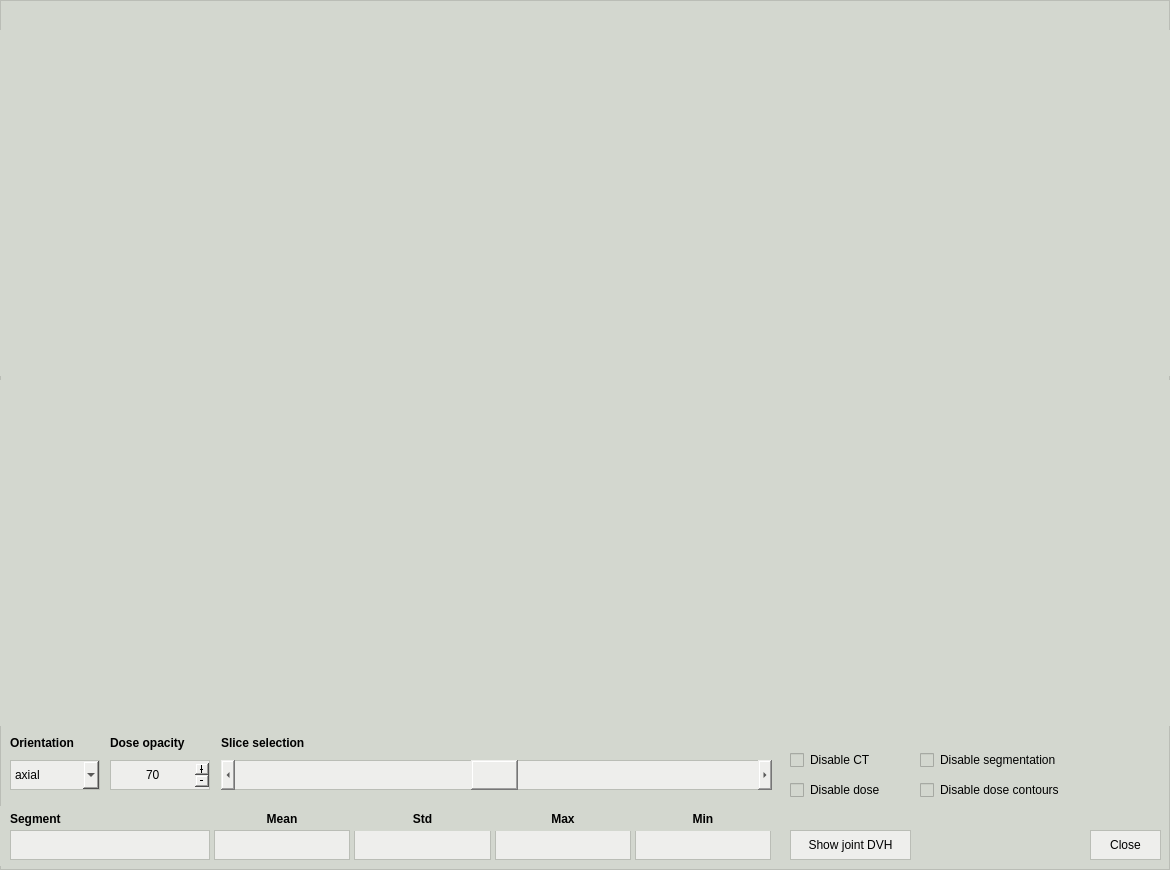
First picture: the form in pyanno4rt/gui/designs/compare_window.ui, repository pyanno4rt/pyanno4rt, before the edit.
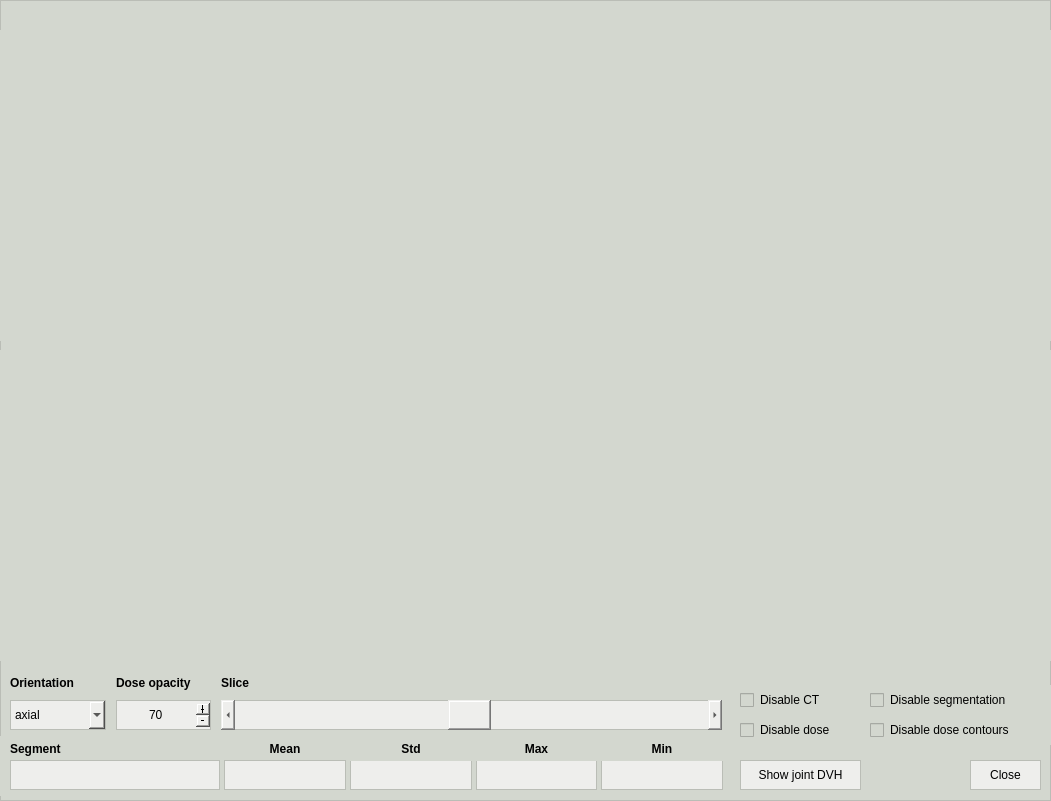
Second picture: the form after the edit.

Commit message: Updated main window icons, added orientation parameter to viewer, adapted compare window

The edit to the form file:
```diff
--- a/pyanno4rt/gui/designs/compare_window.ui
+++ b/pyanno4rt/gui/designs/compare_window.ui
@@ -9,20 +9,20 @@
    <rect>
     <x>0</x>
     <y>0</y>
-    <width>1170</width>
-    <height>870</height>
+    <width>1051</width>
+    <height>801</height>
    </rect>
   </property>
   <property name="minimumSize">
    <size>
-    <width>1170</width>
-    <height>870</height>
+    <width>1040</width>
+    <height>801</height>
    </size>
   </property>
   <property name="maximumSize">
    <size>
     <width>1170</width>
-    <height>870</height>
+    <height>801</height>
    </size>
   </property>
   <property name="windowTitle">
@@ -42,8 +42,8 @@
    <widget class="QPushButton" name="close_compare_pbutton">
     <property name="geometry">
      <rect>
-      <x>1090</x>
-      <y>830</y>
+      <x>970</x>
+      <y>760</y>
       <width>71</width>
       <height>30</height>
      </rect>
@@ -66,8 +66,8 @@
      <rect>
       <x>0</x>
       <y>30</y>
-      <width>390</width>
-      <height>346</height>
+      <width>351</width>
+      <height>311</height>
      </rect>
     </property>
     <property name="styleSheet">
@@ -103,8 +103,8 @@
     <property name="geometry">
      <rect>
       <x>221</x>
-      <y>760</y>
-      <width>551</width>
+      <y>700</y>
+      <width>501</width>
       <height>30</height>
      </rect>
     </property>
@@ -142,10 +142,10 @@
    <widget class="QWidget" name="reference_dose_widget" native="true">
     <property name="geometry">
      <rect>
-      <x>390</x>
+      <x>350</x>
       <y>30</y>
-      <width>390</width>
-      <height>346</height>
+      <width>351</width>
+      <height>311</height>
      </rect>
     </property>
     <property name="styleSheet">
@@ -182,7 +182,7 @@
      <rect>
       <x>10</x>
       <y>10</y>
-      <width>371</width>
+      <width>331</width>
       <height>25</height>
      </rect>
     </property>
@@ -214,9 +214,9 @@
    <widget class="QLabel" name="reference_label">
     <property name="geometry">
      <rect>
-      <x>400</x>
+      <x>360</x>
       <y>10</y>
-      <width>371</width>
+      <width>331</width>
       <height>25</height>
      </rect>
     </property>
@@ -249,8 +249,8 @@
     <property name="geometry">
      <rect>
       <x>221</x>
-      <y>730</y>
-      <width>118</width>
+      <y>670</y>
+      <width>121</width>
       <height>25</height>
      </rect>
     </property>
@@ -276,27 +276,27 @@
      <string notr="true">border: 0px;</string>
     </property>
     <property name="text">
-     <string>Slice selection</string>
+     <string>Slice</string>
     </property>
    </widget>
    <widget class="QLabel" name="opacity_label">
     <property name="geometry">
      <rect>
-      <x>110</x>
-      <y>730</y>
-      <width>111</width>
+      <x>116</x>
+      <y>670</y>
+      <width>101</width>
       <height>25</height>
      </rect>
     </property>
     <property name="minimumSize">
      <size>
-      <width>0</width>
+      <width>101</width>
       <height>25</height>
      </size>
     </property>
     <property name="maximumSize">
      <size>
-      <width>16777215</width>
+      <width>101</width>
       <height>25</height>
      </size>
     </property>
@@ -316,21 +316,21 @@
    <widget class="QSpinBox" name="opacity_sbox">
     <property name="geometry">
      <rect>
-      <x>110</x>
-      <y>760</y>
-      <width>106</width>
+      <x>116</x>
+      <y>700</y>
+      <width>101</width>
       <height>30</height>
      </rect>
     </property>
     <property name="minimumSize">
      <size>
-      <width>106</width>
+      <width>101</width>
       <height>30</height>
      </size>
     </property>
     <property name="maximumSize">
      <size>
-      <width>106</width>
+      <width>101</width>
       <height>30</height>
      </size>
     </property>
@@ -359,8 +359,8 @@
    <widget class="QLabel" name="slice_selection_pos">
     <property name="geometry">
      <rect>
-      <x>650</x>
-      <y>730</y>
+      <x>600</x>
+      <y>670</y>
       <width>120</width>
       <height>25</height>
      </rect>
@@ -396,10 +396,10 @@
    <widget class="QWidget" name="difference_dose_widget" native="true">
     <property name="geometry">
      <rect>
-      <x>780</x>
+      <x>700</x>
       <y>30</y>
-      <width>390</width>
-      <height>346</height>
+      <width>351</width>
+      <height>311</height>
      </rect>
     </property>
     <property name="styleSheet">
@@ -434,9 +434,9 @@
    <widget class="QLabel" name="difference_label">
     <property name="geometry">
      <rect>
-      <x>789</x>
+      <x>710</x>
       <y>10</y>
-      <width>371</width>
+      <width>331</width>
       <height>25</height>
      </rect>
     </property>
@@ -469,9 +469,9 @@
     <property name="geometry">
      <rect>
       <x>0</x>
-      <y>380</y>
-      <width>390</width>
-      <height>346</height>
+      <y>350</y>
+      <width>351</width>
+      <height>311</height>
      </rect>
     </property>
     <property name="styleSheet">
@@ -506,10 +506,10 @@
    <widget class="QWidget" name="reference_dvh_widget" native="true">
     <property name="geometry">
      <rect>
-      <x>390</x>
-      <y>380</y>
-      <width>390</width>
-      <height>346</height>
+      <x>350</x>
+      <y>350</y>
+      <width>351</width>
+      <height>311</height>
      </rect>
     </property>
     <property name="styleSheet">
@@ -544,10 +544,10 @@
    <widget class="QWidget" name="difference_dvh_widget" native="true">
     <property name="geometry">
      <rect>
-      <x>780</x>
-      <y>380</y>
-      <width>390</width>
-      <height>346</height>
+      <x>700</x>
+      <y>350</y>
+      <width>351</width>
+      <height>311</height>
      </rect>
     </property>
     <property name="styleSheet">
@@ -583,8 +583,8 @@
     <property name="geometry">
      <rect>
       <x>0</x>
-      <y>806</y>
-      <width>781</width>
+      <y>736</y>
+      <width>733</width>
       <height>60</height>
      </rect>
     </property>
@@ -902,7 +902,7 @@
        </property>
        <property name="minimumSize">
         <size>
-         <width>200</width>
+         <width>210</width>
          <height>30</height>
         </size>
        </property>
@@ -931,8 +931,8 @@
    <widget class="QPushButton" name="joint_dvh_pbutton">
     <property name="geometry">
      <rect>
-      <x>790</x>
-      <y>830</y>
+      <x>740</x>
+      <y>760</y>
       <width>121</width>
       <height>30</height>
      </rect>
@@ -953,8 +953,8 @@
    <widget class="QCheckBox" name="disCT_cbox">
     <property name="geometry">
      <rect>
-      <x>790</x>
-      <y>745</y>
+      <x>740</x>
+      <y>685</y>
       <width>100</width>
       <height>30</height>
      </rect>
@@ -971,8 +971,8 @@
    <widget class="QCheckBox" name="disSegm_cbox">
     <property name="geometry">
      <rect>
-      <x>920</x>
-      <y>745</y>
+      <x>870</x>
+      <y>685</y>
       <width>181</width>
       <height>30</height>
      </rect>
@@ -989,8 +989,8 @@
    <widget class="QCheckBox" name="disDose_cbox">
     <property name="geometry">
      <rect>
-      <x>790</x>
-      <y>775</y>
+      <x>740</x>
+      <y>715</y>
       <width>110</width>
       <height>30</height>
      </rect>
@@ -1007,8 +1007,8 @@
    <widget class="QCheckBox" name="disDoseCon_cbox">
     <property name="geometry">
      <rect>
-      <x>920</x>
-      <y>775</y>
+      <x>870</x>
+      <y>715</y>
       <width>181</width>
       <height>30</height>
      </rect>
@@ -1026,20 +1026,20 @@
     <property name="geometry">
      <rect>
       <x>10</x>
-      <y>730</y>
-      <width>91</width>
+      <y>670</y>
+      <width>101</width>
       <height>25</height>
      </rect>
     </property>
     <property name="minimumSize">
      <size>
-      <width>0</width>
+      <width>101</width>
       <height>25</height>
      </size>
     </property>
     <property name="maximumSize">
      <size>
-      <width>16777215</width>
+      <width>101</width>
       <height>25</height>
      </size>
     </property>
@@ -1060,8 +1060,8 @@
     <property name="geometry">
      <rect>
       <x>10</x>
-      <y>760</y>
-      <width>90</width>
+      <y>700</y>
+      <width>96</width>
       <height>30</height>
      </rect>
     </property>
@@ -1073,13 +1073,13 @@
     </property>
     <property name="minimumSize">
      <size>
-      <width>90</width>
+      <width>96</width>
       <height>30</height>
      </size>
     </property>
     <property name="maximumSize">
      <size>
-      <width>90</width>
+      <width>96</width>
       <height>30</height>
      </size>
     </property>
```
The commit also changes 20 other files.
